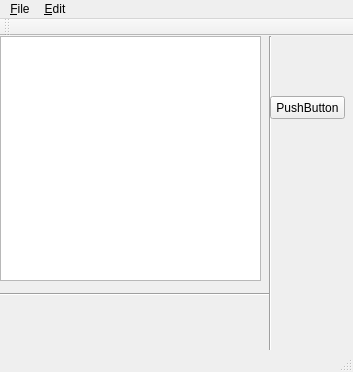
Qt form BGTool/mainwindow.ui (renatolond/DsTools) before a commit.
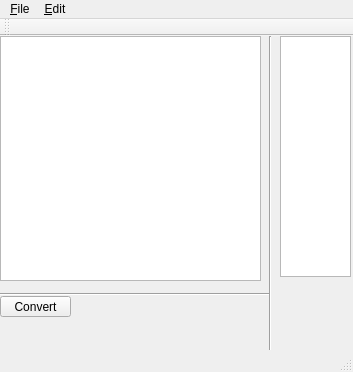
The same form after that commit.

What changed in the file:
```diff
--- a/BGTool/mainwindow.ui
+++ b/BGTool/mainwindow.ui
@@ -53,14 +53,24 @@
    <widget class="QPushButton" name="pushButton">
     <property name="geometry">
      <rect>
-      <x>270</x>
-      <y>60</y>
-      <width>75</width>
-      <height>23</height>
+      <x>0</x>
+      <y>260</y>
+      <width>71</width>
+      <height>21</height>
      </rect>
     </property>
     <property name="text">
-     <string>PushButton</string>
+     <string>Convert</string>
+    </property>
+   </widget>
+   <widget class="QGraphicsView" name="spritesView">
+    <property name="geometry">
+     <rect>
+      <x>280</x>
+      <y>0</y>
+      <width>71</width>
+      <height>241</height>
+     </rect>
     </property>
    </widget>
   </widget>
```
Left out of the diff: 2 changed lines with no effect on the pictures.
